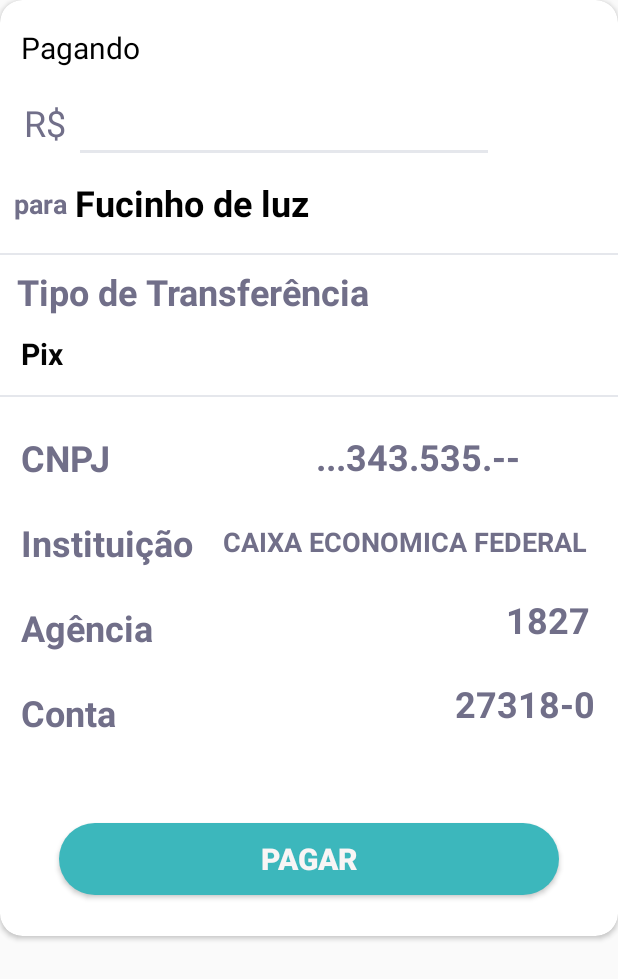
After one commit to mrpapaia/Ipet, an Android app: the layout dialog_pagamento.xml on its own in the app's theme, with its tools: preview values and no code run, on a phone screen of 412 x 824 dp. The commit adds this screen. Shown: the top 979 px of the screen. Run offline under Robolectric (Android 15) with nearby library versions, the phone set to English and light mode, and no system bars.

Commit message:
Criacao dos Dialogs de pagamento

```diff
--- /dev/null
+++ b/app/src/main/res/layout/dialog_pagamento.xml
@@ -0,0 +1,262 @@
+<?xml version="1.0" encoding="utf-8"?>
+<androidx.cardview.widget.CardView xmlns:android="http://schemas.android.com/apk/res/android"
+    xmlns:app="http://schemas.android.com/apk/res-auto"
+    xmlns:tools="http://schemas.android.com/tools"
+    android:layout_width="wrap_content"
+    android:layout_height="wrap_content"
+    app:cardCornerRadius="15dp">
+
+    <androidx.constraintlayout.widget.ConstraintLayout
+        android:layout_width="match_parent"
+        android:layout_height="match_parent">
+
+        <TextView
+            android:id="@+id/textView8"
+            android:layout_width="wrap_content"
+            android:layout_height="wrap_content"
+            android:layout_marginStart="14dp"
+            android:layout_marginTop="18dp"
+            android:text="Pagando"
+            android:textColor="#000000"
+            android:textSize="20sp"
+            app:layout_constraintStart_toStartOf="parent"
+            app:layout_constraintTop_toTopOf="parent" />
+
+        <TextView
+            android:id="@+id/textView9"
+            android:layout_width="wrap_content"
+            android:layout_height="wrap_content"
+            android:layout_marginStart="16dp"
+            android:layout_marginTop="20dp"
+            android:text="R$"
+            android:textColor="#716F89"
+            android:textSize="24sp"
+            app:layout_constraintStart_toStartOf="parent"
+            app:layout_constraintTop_toBottomOf="@+id/textView8" />
+
+        <EditText
+            android:id="@+id/editTextNumberDecimal"
+            android:layout_width="wrap_content"
+            android:layout_height="wrap_content"
+            android:layout_marginStart="5dp"
+            android:layout_marginTop="10dp"
+            android:layout_marginEnd="153dp"
+            android:ems="10"
+            android:inputType="numberDecimal"
+            android:textColor="#716F89"
+            android:textSize="24sp"
+            app:layout_constraintEnd_toEndOf="parent"
+            app:layout_constraintHorizontal_bias="0.0"
+            app:layout_constraintStart_toEndOf="@+id/textView9"
+            app:layout_constraintTop_toBottomOf="@+id/textView8" />
+
+        <TextView
+            android:id="@+id/textView10"
+            android:layout_width="wrap_content"
+            android:layout_height="wrap_content"
+            android:layout_marginStart="9dp"
+            android:layout_marginTop="25dp"
+            android:text="para"
+            android:textColor="#716F89"
+            android:textSize="18sp"
+            android:textStyle="bold"
+            app:layout_constraintStart_toStartOf="parent"
+            app:layout_constraintTop_toBottomOf="@+id/textView9" />
+
+        <TextView
+            android:id="@+id/textView11"
+            android:layout_width="wrap_content"
+            android:layout_height="wrap_content"
+            android:layout_marginStart="5dp"
+            android:layout_marginTop="10dp"
+            android:text="Fucinho de luz"
+            android:textColor="#000000"
+            android:textSize="24sp"
+            android:textStyle="bold"
+            app:layout_constraintStart_toEndOf="@+id/textView10"
+            app:layout_constraintTop_toBottomOf="@+id/editTextNumberDecimal" />
+
+        <View
+            android:id="@+id/divider7"
+            android:layout_width="0dp"
+            android:layout_height="1dp"
+            android:layout_marginTop="17dp"
+            android:background="#E5E7EC"
+            app:layout_constraintEnd_toEndOf="parent"
+            app:layout_constraintStart_toStartOf="parent"
+            app:layout_constraintTop_toBottomOf="@+id/textView11" />
+
+        <TextView
+            android:id="@+id/textView12"
+            android:layout_width="wrap_content"
+            android:layout_height="wrap_content"
+            android:layout_marginStart="11dp"
+            android:layout_marginTop="8dp"
+            android:text="Tipo de Transferência"
+            android:textColor="#716F89"
+            android:textSize="24sp"
+            android:textStyle="bold"
+            app:layout_constraintEnd_toEndOf="parent"
+            app:layout_constraintHorizontal_bias="0.0"
+            app:layout_constraintStart_toStartOf="parent"
+            app:layout_constraintTop_toBottomOf="@+id/divider7" />
+
+        <TextView
+            android:id="@+id/tvMetodoPagamento"
+            android:layout_width="wrap_content"
+            android:layout_height="wrap_content"
+            android:layout_marginStart="14dp"
+            android:layout_marginTop="11dp"
+            android:text="Pix"
+            android:textColor="#040404"
+            android:textSize="20sp"
+            android:textStyle="bold"
+            app:layout_constraintEnd_toEndOf="parent"
+            app:layout_constraintHorizontal_bias="0.0"
+            app:layout_constraintStart_toStartOf="parent"
+            app:layout_constraintTop_toBottomOf="@+id/textView12" />
+
+        <View
+            android:id="@+id/divider8"
+            android:layout_width="0dp"
+            android:layout_height="1dp"
+            android:layout_marginTop="14dp"
+            android:background="#E5E7EC"
+            app:layout_constraintEnd_toEndOf="parent"
+            app:layout_constraintStart_toStartOf="parent"
+            app:layout_constraintTop_toBottomOf="@+id/tvMetodoPagamento" />
+
+        <TextView
+            android:id="@+id/textView14"
+            android:layout_width="wrap_content"
+            android:layout_height="wrap_content"
+            android:layout_marginStart="14dp"
+            android:layout_marginTop="24dp"
+            android:text="CNPJ"
+            android:textColor="#716F89"
+            android:textSize="24sp"
+            android:textStyle="bold"
+            app:layout_constraintStart_toStartOf="parent"
+            app:layout_constraintTop_toBottomOf="@+id/divider8" />
+
+        <TextView
+            android:id="@+id/tvCNPJPagamento"
+            android:layout_width="wrap_content"
+            android:layout_height="wrap_content"
+            android:layout_marginStart="137dp"
+            android:layout_marginTop="23dp"
+            android:text="...343.535.--"
+            android:textColor="#716F89"
+            android:textSize="24sp"
+            android:textStyle="bold"
+            app:layout_constraintEnd_toEndOf="parent"
+            app:layout_constraintHorizontal_bias="0.0"
+            app:layout_constraintStart_toEndOf="@+id/textView14"
+            app:layout_constraintTop_toBottomOf="@+id/divider8" />
+
+
+        <TextView
+            android:id="@+id/textView15"
+            android:layout_width="wrap_content"
+            android:layout_height="wrap_content"
+            android:layout_marginStart="14dp"
+            android:layout_marginTop="24dp"
+            android:text="Instituição"
+            android:textColor="#716F89"
+            android:textSize="24sp"
+            android:textStyle="bold"
+            app:layout_constraintStart_toStartOf="parent"
+            app:layout_constraintTop_toBottomOf="@+id/textView14" />
+
+        <TextView
+            android:id="@+id/tvInstituicaoPagamento"
+            android:layout_width="wrap_content"
+            android:layout_height="wrap_content"
+            android:layout_marginStart="20dp"
+            android:layout_marginTop="28dp"
+            android:text="CAIXA ECONOMICA FEDERAL"
+            android:textColor="#716F89"
+            android:textSize="18sp"
+            android:textStyle="bold"
+            app:layout_constraintEnd_toEndOf="parent"
+            app:layout_constraintHorizontal_bias="0.0"
+            app:layout_constraintStart_toEndOf="@+id/textView15"
+            app:layout_constraintTop_toBottomOf="@+id/tvCNPJPagamento" />
+
+        <TextView
+            android:id="@+id/textView16"
+            android:layout_width="wrap_content"
+            android:layout_height="wrap_content"
+            android:layout_marginStart="14dp"
+            android:layout_marginTop="24dp"
+            android:text="Agência"
+            android:textColor="#716F89"
+            android:textSize="24sp"
+            android:textStyle="bold"
+            app:layout_constraintStart_toStartOf="parent"
+            app:layout_constraintTop_toBottomOf="@+id/textView15" />
+
+        <TextView
+            android:id="@+id/tvAgenciaPagamento"
+            android:layout_width="wrap_content"
+            android:layout_height="wrap_content"
+            android:layout_marginStart="235dp"
+            android:layout_marginTop="23dp"
+            android:text="1827"
+            android:textColor="#716F89"
+            android:textSize="24sp"
+            android:textStyle="bold"
+            app:layout_constraintEnd_toEndOf="parent"
+            app:layout_constraintHorizontal_bias="0.0"
+            app:layout_constraintStart_toEndOf="@+id/textView16"
+            app:layout_constraintTop_toBottomOf="@+id/tvInstituicaoPagamento" />
+
+
+        <TextView
+            android:id="@+id/textView17"
+            android:layout_width="wrap_content"
+            android:layout_height="wrap_content"
+            android:layout_marginStart="14dp"
+            android:layout_marginTop="24dp"
+            android:text="Conta "
+            android:textColor="#716F89"
+            android:textSize="24sp"
+            android:textStyle="bold"
+            app:layout_constraintStart_toStartOf="parent"
+            app:layout_constraintTop_toBottomOf="@+id/textView16" />
+
+        <TextView
+            android:id="@+id/tvContaPagamento"
+            android:layout_width="wrap_content"
+            android:layout_height="wrap_content"
+            android:layout_marginStart="220dp"
+            android:layout_marginTop="23dp"
+            android:layout_marginEnd="11dp"
+            android:text="27318-0"
+            android:textColor="#716F89"
+            android:textSize="24sp"
+            android:textStyle="bold"
+            app:layout_constraintEnd_toEndOf="parent"
+            app:layout_constraintHorizontal_bias="0.0"
+            app:layout_constraintStart_toEndOf="@+id/textView17"
+            app:layout_constraintTop_toBottomOf="@+id/tvAgenciaPagamento" />
+
+        <Button
+            android:id="@+id/button"
+            android:layout_width="0dp"
+            android:layout_height="wrap_content"
+            android:layout_marginStart="39dp"
+            android:layout_marginTop="57dp"
+            android:layout_marginEnd="39dp"
+            android:layout_marginBottom="27dp"
+            android:background="@drawable/style_button"
+            android:text="Pagar"
+            android:textColor="#F8F5F5"
+            android:textSize="20sp"
+            android:textStyle="bold"
+            app:layout_constraintBottom_toBottomOf="parent"
+            app:layout_constraintEnd_toEndOf="parent"
+            app:layout_constraintStart_toStartOf="parent"
+            app:layout_constraintTop_toBottomOf="@+id/textView17" />
+    </androidx.constraintlayout.widget.ConstraintLayout>
+</androidx.cardview.widget.CardView>
```
Also changed, not shown: app/src/main/java/br/com/bdt/ipet/view/DetalhesCasoActivity.java (+20 -0 lines), app/src/main/java/br/com/bdt/ipet/view/dialog/MetodoPagamentoDialog.java (added, +41 -0 lines), app/src/main/java/br/com/bdt/ipet/view/dialog/PagamentoDialog.java (added, +22 -0 lines), app/src/main/res/layout/dialog_metodo_pagamento.xml (added, +202 -0 lines), app/src/main/res/drawable-hdpi/pix_logo.png (added).
